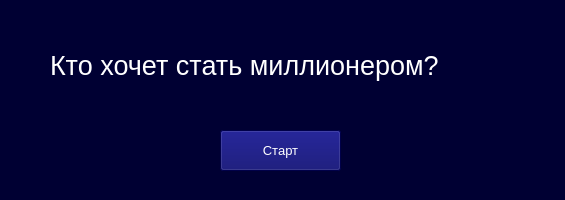
Above: ui_ui_files/start_window_ui.ui from DelZeiT/How_to_become_a_millionaire before the change. Below: the same form after it.
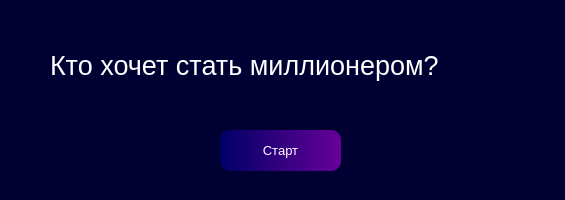
That is the form after the change.

Diff of the .ui file:
```diff
--- a/ui_ui_files/start_window_ui.ui
+++ b/ui_ui_files/start_window_ui.ui
@@ -53,7 +53,7 @@
      </font>
     </property>
     <property name="styleSheet">
-     <string notr="true">background-color: #000066; color: white</string>
+     <string notr="true">background-color: qlineargradient(x1:1, y1:0, x2:0, y2:0, stop:0 #660099, stop:1 #000066); color: white; border-radius: 10px</string>
     </property>
     <property name="text">
      <string>Старт</string>
```
